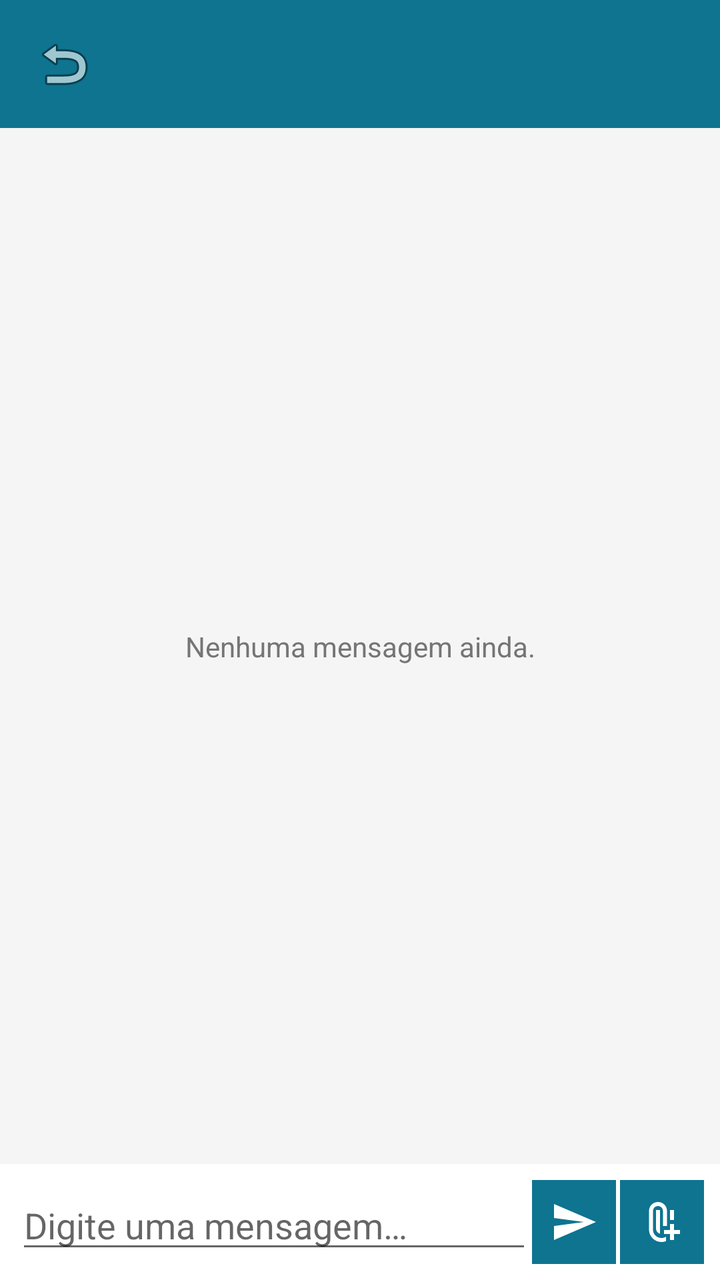
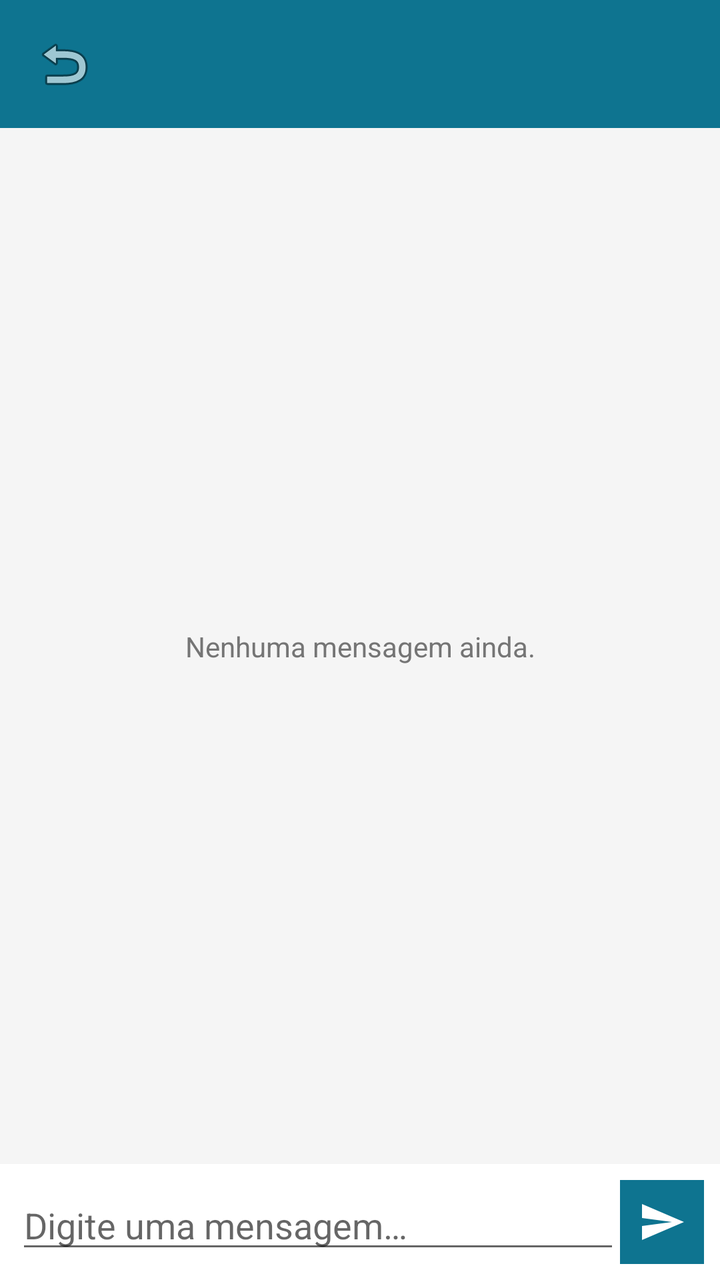

Before-and-after screenshots of an Android layout around one commit, followed by the original layout XML and the change that was made.
<!-- AndroidManifest.xml: application theme Theme.MeshChat -->
<!-- res/layout/fragment_direct_chat.xml -->
<?xml version="1.0" encoding="utf-8"?>
<androidx.constraintlayout.widget.ConstraintLayout
    xmlns:android="http://schemas.android.com/apk/res/android"
    xmlns:app="http://schemas.android.com/apk/res-auto"
    android:layout_width="match_parent"
    android:layout_height="match_parent">

    <LinearLayout
        android:id="@+id/header"
        android:layout_width="0dp"
        android:layout_height="wrap_content"
        android:orientation="horizontal"
        android:gravity="center_vertical"
        android:background="@color/primary"
        android:padding="16dp"
        app:layout_constraintTop_toTopOf="parent"
        app:layout_constraintStart_toStartOf="parent"
        app:layout_constraintEnd_toEndOf="parent">

        <ImageButton
            android:id="@+id/btn_back"
            android:layout_width="wrap_content"
            android:layout_height="wrap_content"
            android:src="@android:drawable/ic_menu_revert"
            android:background="?android:attr/selectableItemBackgroundBorderless"
            android:contentDescription="@string/btn_back" />

        <TextView
            android:id="@+id/tv_peer_name"
            android:layout_width="0dp"
            android:layout_height="wrap_content"
            android:layout_weight="1"
            android:layout_marginStart="12dp"
            android:textColor="@android:color/white"
            android:textSize="17sp"
            android:textStyle="bold" />

    </LinearLayout>

    <androidx.recyclerview.widget.RecyclerView
        android:id="@+id/rv_messages"
        android:layout_width="0dp"
        android:layout_height="0dp"
        android:padding="8dp"
        android:clipToPadding="false"
        app:layout_constraintTop_toBottomOf="@id/header"
        app:layout_constraintStart_toStartOf="parent"
        app:layout_constraintEnd_toEndOf="parent"
        app:layout_constraintBottom_toTopOf="@id/input_bar" />

    <TextView
        android:id="@+id/tv_empty"
        android:layout_width="0dp"
        android:layout_height="wrap_content"
        android:text="@string/empty_messages"
        android:textColor="@color/text_secondary"
        android:gravity="center"
        android:padding="24dp"
        app:layout_constraintTop_toTopOf="@id/rv_messages"
        app:layout_constraintBottom_toBottomOf="@id/rv_messages"
        app:layout_constraintStart_toStartOf="parent"
        app:layout_constraintEnd_toEndOf="parent" />

    <LinearLayout
        android:id="@+id/input_bar"
        android:layout_width="0dp"
        android:layout_height="wrap_content"
        android:orientation="horizontal"
        android:padding="8dp"
        android:background="@color/surface"
        android:gravity="center_vertical"
        app:layout_constraintStart_toStartOf="parent"
        app:layout_constraintEnd_toEndOf="parent"
        app:layout_constraintBottom_toBottomOf="parent">

        <EditText
            android:id="@+id/et_message"
            android:layout_width="0dp"
            android:layout_height="wrap_content"
            android:layout_weight="1"
            android:hint="@string/hint_message"
            android:inputType="text"
            android:maxLines="4" />

        <ImageButton
            android:id="@+id/btn_send"
            android:layout_width="wrap_content"
            android:layout_height="wrap_content"
            android:background="@color/primary"
            android:minHeight="42dp"
            android:minWidth="42dp"
            android:contentDescription="@string/btn_send"
            android:src="@drawable/outline_send_24" />

        <ImageButton
            android:id="@+id/btn_file_send"
            android:layout_width="wrap_content"
            android:layout_height="wrap_content"
            android:background="@color/primary"
            android:contentDescription="@string/btn_file_send"
            android:minWidth="42dp"
            android:minHeight="42dp"
            android:layout_marginStart="2dp"
            android:src="@drawable/outline_attach_file_add_24" />
    </LinearLayout>

</androidx.constraintlayout.widget.ConstraintLayout>
<!-- resources referenced by this layout -->
<resources>
  <color name="primary">#0E7490</color>
  <color name="surface">#FFFFFF</color>
  <color name="text_secondary">#757575</color>
  <!-- drawable outline_attach_file_add_24 (drawable) -->
  <vector xmlns:android="http://schemas.android.com/apk/res/android" android:height="24dp" android:tint="#FFFFFF" android:viewportHeight="960" android:viewportWidth="960" android:width="24dp">
        
      <path android:fillColor="@android:color/white" android:pathData="M640,440L640,240L720,240L720,440L640,440ZM440,716Q405,706 382.5,677Q360,648 360,610L360,240L440,240L440,716ZM470,880Q366,880 293,807Q220,734 220,630L220,260Q220,185 272.5,132.5Q325,80 400,80Q475,80 527.5,132.5Q580,185 580,260L580,440L580,560L500,560L500,260Q499,218 470.5,189Q442,160 400,160Q358,160 329,189Q300,218 300,260L300,630Q299,701 349,750.5Q399,800 470,800Q495,800 517.5,793.5Q540,787 560,774L560,863Q539,871 516.5,875.5Q494,880 470,880ZM640,840L640,720L520,720L520,640L640,640L640,520L720,520L720,640L840,640L840,720L720,720L720,840L640,840Z"/>
      
  </vector>
  <!-- drawable outline_send_24 (drawable) -->
  <vector xmlns:android="http://schemas.android.com/apk/res/android" android:autoMirrored="true" android:height="24dp" android:tint="#FFFFFF" android:viewportHeight="24" android:viewportWidth="24" android:width="24dp">
        
      <path android:fillColor="@android:color/white" android:pathData="M2.01,21L23,12 2.01,3 2,10l15,2 -15,2z"/>
      
  </vector>
  <string name="btn_back">Voltar</string>
  <string name="btn_file_send">Enviar Arquivo</string>
  <string name="btn_send">Enviar</string>
  <string name="empty_messages">Nenhuma mensagem ainda.</string>
  <string name="hint_message">Digite uma mensagem…</string>
  <style name="Theme.MeshChat" parent="Theme.MaterialComponents.DayNight.NoActionBar">
          <item name="colorPrimary">@color/primary</item>
          <item name="colorPrimaryDark">@color/primary_dark</item>
          <item name="colorAccent">@color/accent</item>
          <item name="android:windowBackground">@color/background</item>
      </style>
  <color name="primary_dark">#13699E  </color>
  <color name="accent">#0A8193</color>
  <color name="background">#F5F5F5</color>
</resources>

<!-- the commit's change to res/layout/fragment_direct_chat.xml (unified diff, before → after) -->
@@ -92,16 +92,16 @@
             android:contentDescription="@string/btn_send"
             android:src="@drawable/outline_send_24" />
 
-        <ImageButton
-            android:id="@+id/btn_file_send"
-            android:layout_width="wrap_content"
-            android:layout_height="wrap_content"
-            android:background="@color/primary"
-            android:contentDescription="@string/btn_file_send"
-            android:minWidth="42dp"
-            android:minHeight="42dp"
-            android:layout_marginStart="2dp"
-            android:src="@drawable/outline_attach_file_add_24" />
+
+
+
+
+
+
+
+
+
+
     </LinearLayout>
 
 </androidx.constraintlayout.widget.ConstraintLayout>
<!-- resource entries referenced after the edit -->
@@ -3,12 +3,6 @@
   <color name="primary">#0E7490</color>
   <color name="surface">#FFFFFF</color>
   <color name="text_secondary">#757575</color>
-  <!-- drawable outline_attach_file_add_24 (drawable) -->
-  <vector xmlns:android="http://schemas.android.com/apk/res/android" android:height="24dp" android:tint="#FFFFFF" android:viewportHeight="960" android:viewportWidth="960" android:width="24dp">
-        
-      <path android:fillColor="@android:color/white" android:pathData="M640,440L640,240L720,240L720,440L640,440ZM440,716Q405,706 382.5,677Q360,648 360,610L360,240L440,240L440,716ZM470,880Q366,880 293,807Q220,734 220,630L220,260Q220,185 272.5,132.5Q325,80 400,80Q475,80 527.5,132.5Q580,185 580,260L580,440L580,560L500,560L500,260Q499,218 470.5,189Q442,160 400,160Q358,160 329,189Q300,218 300,260L300,630Q299,701 349,750.5Q399,800 470,800Q495,800 517.5,793.5Q540,787 560,774L560,863Q539,871 516.5,875.5Q494,880 470,880ZM640,840L640,720L520,720L520,640L640,640L640,520L720,520L720,640L840,640L840,720L720,720L720,840L640,840Z"/>
-      
-  </vector>
   <!-- drawable outline_send_24 (drawable) -->
   <vector xmlns:android="http://schemas.android.com/apk/res/android" android:autoMirrored="true" android:height="24dp" android:tint="#FFFFFF" android:viewportHeight="24" android:viewportWidth="24" android:width="24dp">
         
@@ -16,7 +10,6 @@
       
   </vector>
   <string name="btn_back">Voltar</string>
-  <string name="btn_file_send">Enviar Arquivo</string>
   <string name="btn_send">Enviar</string>
   <string name="empty_messages">Nenhuma mensagem ainda.</string>
   <string name="hint_message">Digite uma mensagem…</string>
